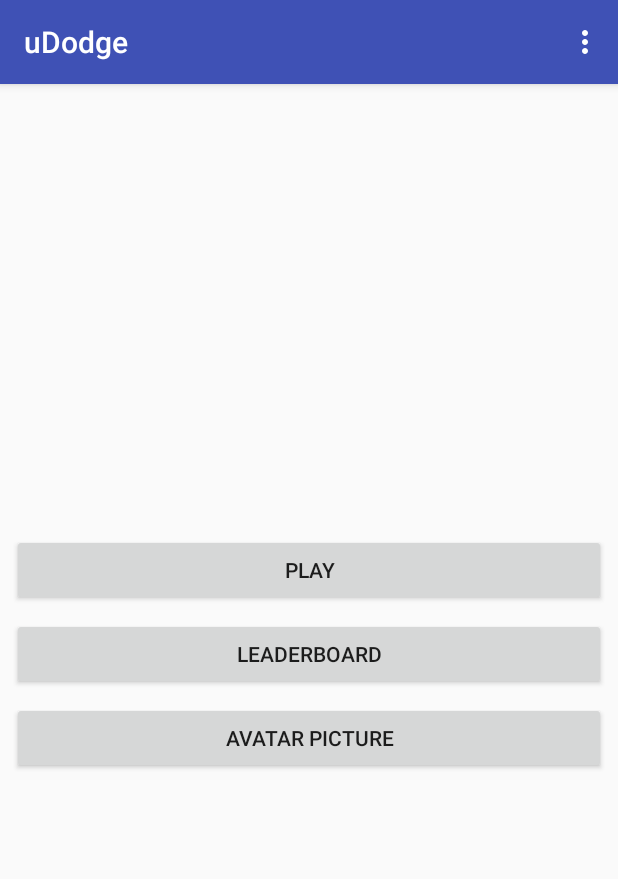
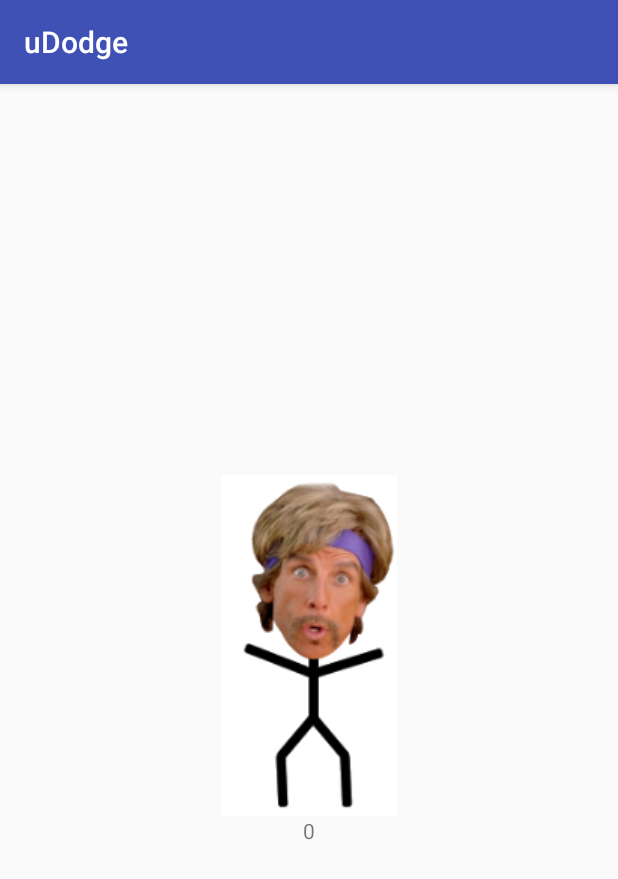
Before and after one commit to neightpratt/uDodge, an Android app: the screen it shows after launch (MainActivity before the commit, PlayActivity after it), after a tap on "PLAY", on a phone screen of 412 x 824 dp. Shown: the top 879 px of the screen. Run offline under Robolectric (Android 15) with nearby library versions, the phone set to English and light mode, and no system bars.

Commit message:
Got a dummy character in and a basic score function in, where whenever the user touches ben stiller, the score increases.  Very sensitive though

```diff
--- a/app/src/main/AndroidManifest.xml
+++ b/app/src/main/AndroidManifest.xml
@@ -19,6 +19,7 @@
                 <category android:name="android.intent.category.LAUNCHER" />
             </intent-filter>
         </activity>
+        <activity android:name=".PlayActivity"></activity>
     </application>
 
 </manifest>
--- a/app/src/main/java/edu/ohiostate/udodge/MainActivity.java
+++ b/app/src/main/java/edu/ohiostate/udodge/MainActivity.java
@@ -69,7 +69,7 @@ public class MainActivity extends AppCompatActivity {
 
     /** Called when the user taps the Send button */
     public void sendMessage(View view) {
-        Intent intent = new Intent(this, null/*PlayActivity.class*/);
+        Intent intent = new Intent(this, PlayActivity.class);
         startActivity(intent);
     }
 }
--- a/app/src/main/res/layout/activity_play.xml
+++ b/app/src/main/res/layout/activity_play.xml
@@ -1,15 +1,22 @@
 <?xml version="1.0" encoding="utf-8"?>
 <LinearLayout xmlns:android="http://schemas.android.com/apk/res/android"
+    xmlns:app="http://schemas.android.com/apk/res-auto"
     android:layout_width="match_parent"
     android:layout_height="match_parent"
     android:gravity="center"
     android:orientation="vertical">
 
-    <TextView
-        android:id="@+id/play_label"
+
+    <ImageView
+        android:id="@+id/characterView"
         android:layout_width="wrap_content"
         android:layout_height="wrap_content"
-        android:padding="24dp"
-        android:text="You are playing the game"/>
+        app:srcCompat="@drawable/ben_stiller" />
 
+    <TextView
+        android:id="@+id/score_label"
+        android:layout_width="match_parent"
+        android:layout_height="wrap_content"
+        android:gravity="center"
+        android:text="TextView" />
 </LinearLayout>
```
Also changed, not shown: app/src/main/res/drawable/ben_stiller.PNG (added).
